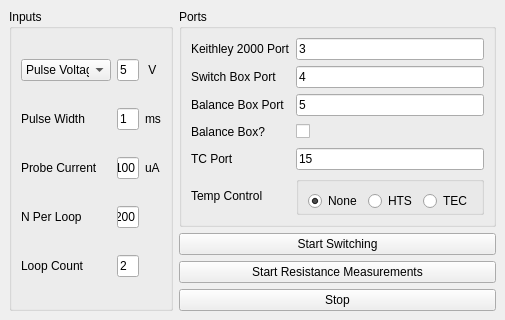
uonelisa/instruments, file switching_GUI_layoutfile.ui: the form before one commit.
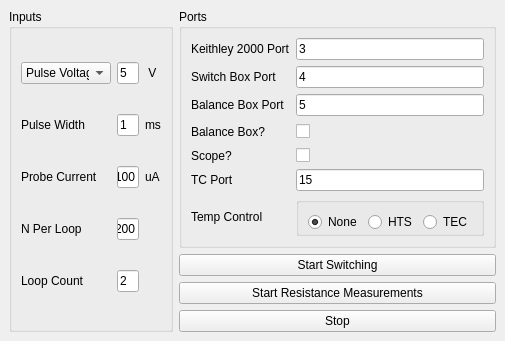
The form after the commit.

Commit message: added checkbox functionality for scope

What changed in the file:
```diff
--- a/switching_GUI_layoutfile.ui
+++ b/switching_GUI_layoutfile.ui
@@ -7,7 +7,7 @@
     <x>0</x>
     <y>0</y>
     <width>499</width>
-    <height>301</height>
+    <height>320</height>
    </rect>
   </property>
   <property name="windowTitle">
@@ -142,60 +142,53 @@
          <string>Ports</string>
         </property>
         <layout class="QGridLayout" name="gridLayout_2">
-         <item row="6" column="1">
-          <widget class="QGroupBox" name="horizontalGroupBox">
-           <layout class="QHBoxLayout" name="horizontalLayout_5">
-            <property name="bottomMargin">
-             <number>1</number>
-            </property>
-            <item>
-             <widget class="QRadioButton" name="tc_none_button">
-              <property name="text">
-               <string>None</string>
-              </property>
-              <property name="checked">
-               <bool>true</bool>
-              </property>
-             </widget>
-            </item>
-            <item>
-             <widget class="QRadioButton" name="tc_hightemp_button">
-              <property name="text">
-               <string>HTS</string>
-              </property>
-             </widget>
-            </item>
-            <item>
-             <widget class="QRadioButton" name="tc_tec_button">
-              <property name="text">
-               <string>TEC</string>
-              </property>
-             </widget>
-            </item>
-           </layout>
-          </widget>
+         <item row="6" column="2">
+          <spacer name="horizontalSpacer_5">
+           <property name="orientation">
+            <enum>Qt::Horizontal</enum>
+           </property>
+           <property name="sizeHint" stdset="0">
+            <size>
+             <width>40</width>
+             <height>20</height>
+            </size>
+           </property>
+          </spacer>
          </item>
-         <item row="5" column="0">
+         <item row="2" column="2">
+          <spacer name="horizontalSpacer_2">
+           <property name="orientation">
+            <enum>Qt::Horizontal</enum>
+           </property>
+           <property name="sizeHint" stdset="0">
+            <size>
+             <width>40</width>
+             <height>20</height>
+            </size>
+           </property>
+          </spacer>
+         </item>
+         <item row="6" column="0">
           <widget class="QLabel" name="label">
            <property name="text">
             <string>TC Port</string>
            </property>
           </widget>
          </item>
-         <item row="5" column="1">
+         <item row="7" column="0">
+          <widget class="QLabel" name="tc_label">
+           <property name="text">
+            <string>Temp Control</string>
+           </property>
+          </widget>
+         </item>
+         <item row="6" column="1">
           <widget class="QLineEdit" name="lineEdit">
            <property name="text">
             <string>15</string>
            </property>
           </widget>
          </item>
-         <item row="2" column="0">
-          <widget class="QLabel" name="sb_port_label">
-           <property name="text">
-            <string>Switch Box Port</string>
-           </property>
-          </widget>
-         </item>
          <item row="1" column="0">
           <widget class="QLabel" name="dmm_port_label">
            <property name="text">
@@ -203,15 +196,8 @@
            </property>
           </widget>
          </item>
-         <item row="3" column="0">
-          <widget class="QLabel" name="bb_port_label">
-           <property name="text">
-            <string>Balance Box Port</string>
-           </property>
-          </widget>
-         </item>
-         <item row="1" column="2">
-          <spacer name="horizontalSpacer">
+         <item row="4" column="2">
+          <spacer name="horizontalSpacer_4">
            <property name="orientation">
             <enum>Qt::Horizontal</enum>
            </property>
@@ -223,13 +209,6 @@
            </property>
           </spacer>
          </item>
-         <item row="6" column="0">
-          <widget class="QLabel" name="tc_label">
-           <property name="text">
-            <string>Temp Control</string>
-           </property>
-          </widget>
-         </item>
          <item row="4" column="0">
           <widget class="QLabel" name="balance_box_enable_label">
            <property name="text">
@@ -237,8 +216,8 @@
            </property>
           </widget>
          </item>
-         <item row="2" column="2">
-          <spacer name="horizontalSpacer_2">
+         <item row="1" column="2">
+          <spacer name="horizontalSpacer">
            <property name="orientation">
             <enum>Qt::Horizontal</enum>
            </property>
@@ -257,10 +236,20 @@
            </property>
           </widget>
          </item>
-         <item row="2" column="1">
-          <widget class="QLineEdit" name="sb_port_box">
+         <item row="2" column="0">
+          <widget class="QLabel" name="sb_port_label">
            <property name="text">
-            <string>4</string>
+            <string>Switch Box Port</string>
+           </property>
+          </widget>
+         </item>
+         <item row="4" column="1">
+          <widget class="QCheckBox" name="bb_enable_checkbox">
+           <property name="enabled">
+            <bool>true</bool>
+           </property>
+           <property name="text">
+            <string/>
            </property>
           </widget>
          </item>
@@ -284,42 +273,67 @@
            </property>
           </widget>
          </item>
-         <item row="4" column="2">
-          <spacer name="horizontalSpacer_4">
-           <property name="orientation">
-            <enum>Qt::Horizontal</enum>
+         <item row="2" column="1">
+          <widget class="QLineEdit" name="sb_port_box">
+           <property name="text">
+            <string>4</string>
            </property>
-           <property name="sizeHint" stdset="0">
-            <size>
-             <width>40</width>
-             <height>20</height>
-            </size>
+          </widget>
+         </item>
+         <item row="3" column="0">
+          <widget class="QLabel" name="bb_port_label">
+           <property name="text">
+            <string>Balance Box Port</string>
            </property>
-          </spacer>
+          </widget>
          </item>
-         <item row="4" column="1">
-          <widget class="QCheckBox" name="bb_enable_checkbox">
-           <property name="enabled">
-            <bool>true</bool>
+         <item row="7" column="1">
+          <widget class="QGroupBox" name="horizontalGroupBox">
+           <layout class="QHBoxLayout" name="horizontalLayout_5">
+            <property name="bottomMargin">
+             <number>1</number>
+            </property>
+            <item>
+             <widget class="QRadioButton" name="tc_none_button">
+              <property name="text">
+               <string>None</string>
+              </property>
+              <property name="checked">
+               <bool>true</bool>
+              </property>
+             </widget>
+            </item>
+            <item>
+             <widget class="QRadioButton" name="tc_hightemp_button">
+              <property name="text">
+               <string>HTS</string>
+              </property>
+             </widget>
+            </item>
+            <item>
+             <widget class="QRadioButton" name="tc_tec_button">
+              <property name="text">
+               <string>TEC</string>
+              </property>
+             </widget>
+            </item>
+           </layout>
+          </widget>
+         </item>
+         <item row="5" column="0">
+          <widget class="QLabel" name="scope_label">
+           <property name="text">
+            <string>Scope?</string>
            </property>
+          </widget>
+         </item>
+         <item row="5" column="1">
+          <widget class="QCheckBox" name="scope_checkbox">
            <property name="text">
             <string/>
            </property>
           </widget>
          </item>
-         <item row="5" column="2">
-          <spacer name="horizontalSpacer_5">
-           <property name="orientation">
-            <enum>Qt::Horizontal</enum>
-           </property>
-           <property name="sizeHint" stdset="0">
-            <size>
-             <width>40</width>
-             <height>20</height>
-            </size>
-           </property>
-          </spacer>
-         </item>
         </layout>
        </widget>
       </item>
```
The commit also changes 1 other file.
